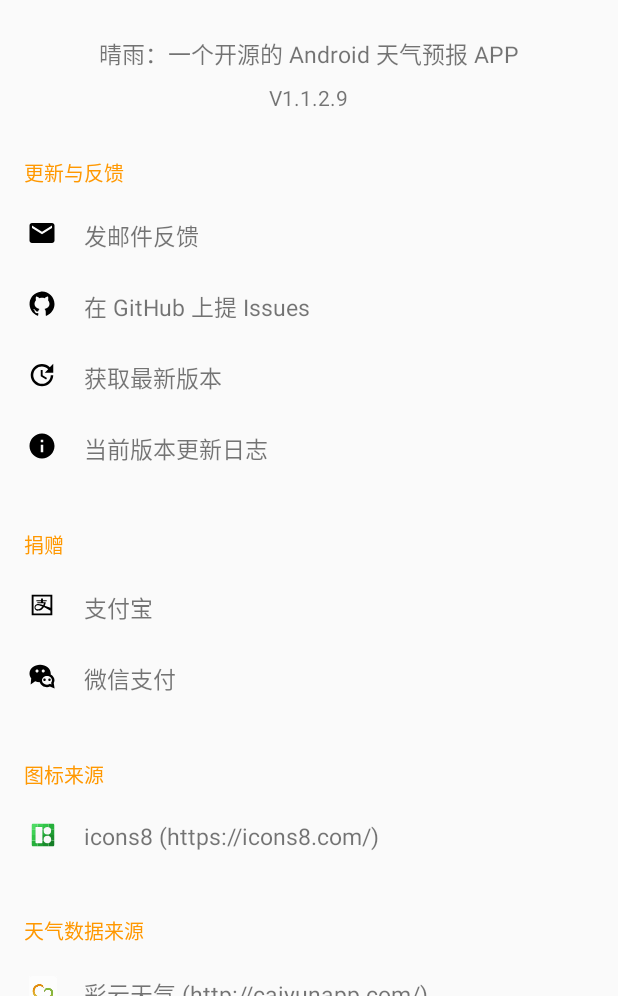
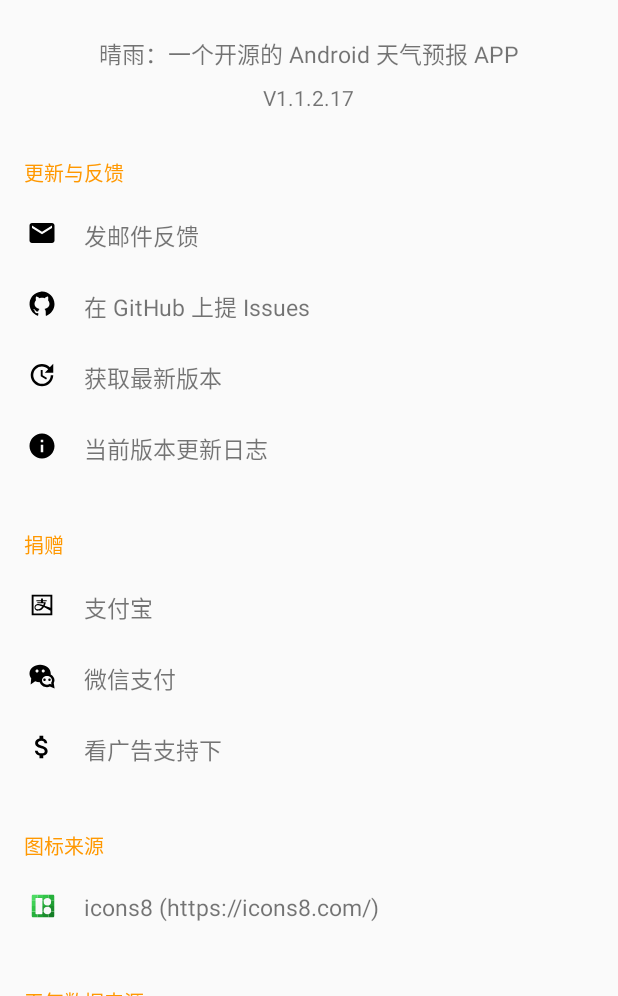
Before and after one commit to bluebonnet27/SunRain, an Android app: the AboutActivity screen opened directly, with no data from a screen before it, on a phone screen of 412 x 824 dp, the part 240-1236 px from its top. Run offline under Robolectric (Android 15) with nearby library versions, the phone set to English and light mode, and no system bars.

Commit message:
1.1.2.17 关于页改进

```diff
--- a/app/build.gradle
+++ b/app/build.gradle
@@ -12,8 +12,8 @@ android {
         applicationId "com.ti.sunrain"
         minSdkVersion 21
         targetSdkVersion 30
-        versionCode 14
-        versionName "1.1.2.9"
+        versionCode 15
+        versionName "1.1.2.17"
 
         testInstrumentationRunner "androidx.test.runner.AndroidJUnitRunner"
     }
--- a/app/src/main/java/com/ti/sunrain/ui/about/AboutActivity.kt
+++ b/app/src/main/java/com/ti/sunrain/ui/about/AboutActivity.kt
@@ -24,6 +24,12 @@ import com.ti.sunrain.logic.ActivitySet
 import kotlinx.android.synthetic.main.activity_about.*
 import kotlinx.android.synthetic.main.item_about_header.*
 import java.net.URISyntaxException
+import com.ti.sunrain.MainActivity
+
+import android.content.DialogInterface
+
+
+
 
 class AboutActivity : AppCompatActivity() {
 
@@ -116,6 +122,10 @@ class AboutActivity : AppCompatActivity() {
                 .show()
         }
 
+        adAbout.setOnClickListener { view ->
+            Snackbar.make(view,"目前还没接到广告...",Snackbar.LENGTH_SHORT).show()
+        }
+
         icons8About.setOnClickListener {
             val icons8Intent = Intent(Intent.ACTION_VIEW)
             icons8Intent.data = Uri.parse("https://icons8.com/")
@@ -180,6 +190,21 @@ class AboutActivity : AppCompatActivity() {
                 coolapkIntent.data = Uri.parse("https://www.coolapk.com/u/1756645?from=qr")
                 startActivity(coolapkIntent)
             }
+
+            R.id.moreSay -> {
+                androidx.appcompat.app.AlertDialog.Builder(this)
+                    .setTitle(getString(R.string.things_to_say))
+                    .setMessage(getString(R.string.finalTextLine1)+"\n\n"
+                                +getString(R.string.finalTextLine2)+"\n\n"
+                                +getString(R.string.finalTextLine3)+"\n\n"
+                                +getString(R.string.finalTextLine4))
+                    .setPositiveButton(getString(R.string.ok)) { dialog, which ->
+                        Toast.makeText(this, "谢谢你的阅读", Toast.LENGTH_SHORT)
+                            .show()
+                        dialog.dismiss()
+                    }
+                    .show()
+            }
         }
         return true
     }
--- /dev/null
+++ b/app/src/main/res/drawable/baseline_attach_money_black_24dp.xml
@@ -0,0 +1,4 @@
+<?xml version="1.0" encoding="UTF-8" standalone="no"?>
+<vector xmlns:android="http://schemas.android.com/apk/res/android" android:height="24dp" android:tint="#000000" android:viewportHeight="24.0" android:viewportWidth="24.0" android:width="24dp">
+    <path android:fillColor="@android:color/white" android:pathData="M11.8,10.9c-2.27,-0.59 -3,-1.2 -3,-2.15 0,-1.09 1.01,-1.85 2.7,-1.85 1.78,0 2.44,0.85 2.5,2.1h2.21c-0.07,-1.72 -1.12,-3.3 -3.21,-3.81V3h-3v2.16c-1.94,0.42 -3.5,1.68 -3.5,3.61 0,2.31 1.91,3.46 4.7,4.13 2.5,0.6 3,1.48 3,2.41 0,0.69 -0.49,1.79 -2.7,1.79 -2.06,0 -2.87,-0.92 -2.98,-2.1h-2.2c0.12,2.19 1.76,3.42 3.68,3.83V21h3v-2.15c1.95,-0.37 3.5,-1.5 3.5,-3.55 0,-2.84 -2.43,-3.81 -4.7,-4.4z"/>
+</vector>
--- /dev/null
+++ b/app/src/main/res/drawable/baseline_attach_money_white_24dp.xml
@@ -0,0 +1,4 @@
+<?xml version="1.0" encoding="UTF-8" standalone="no"?>
+<vector xmlns:android="http://schemas.android.com/apk/res/android" android:height="24dp" android:tint="#FFFFFF" android:viewportHeight="24.0" android:viewportWidth="24.0" android:width="24dp">
+    <path android:fillColor="@android:color/white" android:pathData="M11.8,10.9c-2.27,-0.59 -3,-1.2 -3,-2.15 0,-1.09 1.01,-1.85 2.7,-1.85 1.78,0 2.44,0.85 2.5,2.1h2.21c-0.07,-1.72 -1.12,-3.3 -3.21,-3.81V3h-3v2.16c-1.94,0.42 -3.5,1.68 -3.5,3.61 0,2.31 1.91,3.46 4.7,4.13 2.5,0.6 3,1.48 3,2.41 0,0.69 -0.49,1.79 -2.7,1.79 -2.06,0 -2.87,-0.92 -2.98,-2.1h-2.2c0.12,2.19 1.76,3.42 3.68,3.83V21h3v-2.15c1.95,-0.37 3.5,-1.5 3.5,-3.55 0,-2.84 -2.43,-3.81 -4.7,-4.4z"/>
+</vector>
--- a/app/src/main/res/layout/activity_about.xml
+++ b/app/src/main/res/layout/activity_about.xml
@@ -170,6 +170,24 @@
                         android:text="@string/wechatPay"/>
                 </RelativeLayout>
 
+                <RelativeLayout
+                    android:id="@+id/adAbout"
+                    style="@style/about_item">
+
+                    <ImageView
+                        android:id="@+id/adIcon"
+                        android:layout_width="wrap_content"
+                        android:layout_height="20dp"
+                        android:layout_marginStart="16dp"
+                        android:layout_marginTop="12dp"
+                        android:layout_marginBottom="12dp"
+                        android:src="@drawable/baseline_attach_money_black_24dp"/>
+
+                    <TextView
+                        style="@style/setting_text_left"
+                        android:text="@string/adpay"/>
+                </RelativeLayout>
+
             </LinearLayout>
 
             <TextView
@@ -313,49 +331,49 @@
 <!--                </RelativeLayout>-->
             </LinearLayout>
 
-            <TextView
-                style="@style/about_item_head"
-                android:text="@string/wordsToSay"/>
+<!--            <TextView-->
+<!--                style="@style/about_item_head"-->
+<!--                android:text="@string/wordsToSay"/>-->
 
-            <LinearLayout
-                android:layout_width="match_parent"
-                android:layout_height="wrap_content"
-                android:orientation="vertical"
-                android:layout_marginBottom="20dp">
+<!--            <LinearLayout-->
+<!--                android:layout_width="match_parent"-->
+<!--                android:layout_height="wrap_content"-->
+<!--                android:orientation="vertical"-->
+<!--                android:layout_marginBottom="20dp">-->
 
-                <TextView
-                    android:layout_width="match_parent"
-                    android:layout_height="wrap_content"
-                    android:layout_marginStart="16dp"
-                    android:layout_marginTop="12dp"
-                    android:layout_marginEnd="16dp"
-                    android:text="@string/finalTextLine1"/>
+<!--                <TextView-->
+<!--                    android:layout_width="match_parent"-->
+<!--                    android:layout_height="wrap_content"-->
+<!--                    android:layout_marginStart="16dp"-->
+<!--                    android:layout_marginTop="12dp"-->
+<!--                    android:layout_marginEnd="16dp"-->
+<!--                    android:text="@string/finalTextLine1"/>-->
 
-                <TextView
-                    android:layout_width="match_parent"
-                    android:layout_height="wrap_content"
-                    android:layout_marginStart="16dp"
-                    android:layout_marginTop="12dp"
-                    android:layout_marginEnd="16dp"
-                    android:text="@string/finalTextLine2"/>
+<!--                <TextView-->
+<!--                    android:layout_width="match_parent"-->
+<!--                    android:layout_height="wrap_content"-->
+<!--                    android:layout_marginStart="16dp"-->
+<!--                    android:layout_marginTop="12dp"-->
+<!--                    android:layout_marginEnd="16dp"-->
+<!--                    android:text="@string/finalTextLine2"/>-->
 
-                <TextView
-                    android:layout_width="match_parent"
-                    android:layout_height="wrap_content"
-                    android:layout_marginStart="16dp"
-                    android:layout_marginTop="12dp"
-                    android:layout_marginEnd="16dp"
-                    android:text="@string/finalTextLine3"/>
+<!--                <TextView-->
+<!--                    android:layout_width="match_parent"-->
+<!--                    android:layout_height="wrap_content"-->
+<!--                    android:layout_marginStart="16dp"-->
+<!--                    android:layout_marginTop="12dp"-->
+<!--                    android:layout_marginEnd="16dp"-->
+<!--                    android:text="@string/finalTextLine3"/>-->
 
-                <TextView
-                    android:layout_width="match_parent"
-                    android:layout_height="wrap_content"
-                    android:layout_marginStart="16dp"
-                    android:layout_marginTop="12dp"
-                    android:layout_marginEnd="16dp"
-                    android:text="@string/finalTextLine4"/>
+<!--                <TextView-->
+<!--                    android:layout_width="match_parent"-->
+<!--                    android:layout_height="wrap_content"-->
+<!--                    android:layout_marginStart="16dp"-->
+<!--                    android:layout_marginTop="12dp"-->
+<!--                    android:layout_marginEnd="16dp"-->
+<!--                    android:text="@string/finalTextLine4"/>-->
 
-            </LinearLayout>
+<!--            </LinearLayout>-->
 
         </LinearLayout>
 
--- a/app/src/main/res/menu/about_menu.xml
+++ b/app/src/main/res/menu/about_menu.xml
@@ -6,4 +6,8 @@
         android:id="@+id/coolapkContact"
         android:title="@string/coolapk_contact"
         app:showAsAction="never"/>
+    <item
+        android:id="@+id/moreSay"
+        android:title="@string/things_to_say"
+        app:showAsAction="never"/>
 </menu>
--- a/app/src/main/res/values/strings.xml
+++ b/app/src/main/res/values/strings.xml
@@ -121,6 +121,7 @@
     <string name="donation">捐赠</string>
     <string name="aliPay">支付宝</string>
     <string name="wechatPay">微信支付</string>
+    <string name="adpay">看广告支持下</string>
 
     <string name="Source_of_icons">图标来源</string>
 
@@ -129,6 +130,7 @@
     <string name="opensourceThanks">开源感谢</string>
 
     <string name="coolapk_contact">在酷安上联系我</string>
+    <string name="things_to_say">想说的话</string>
 
     <!--  settings  -->
     <string name="settingsInfo">设置</string>
```
Also changed, not shown: 2 other files.
